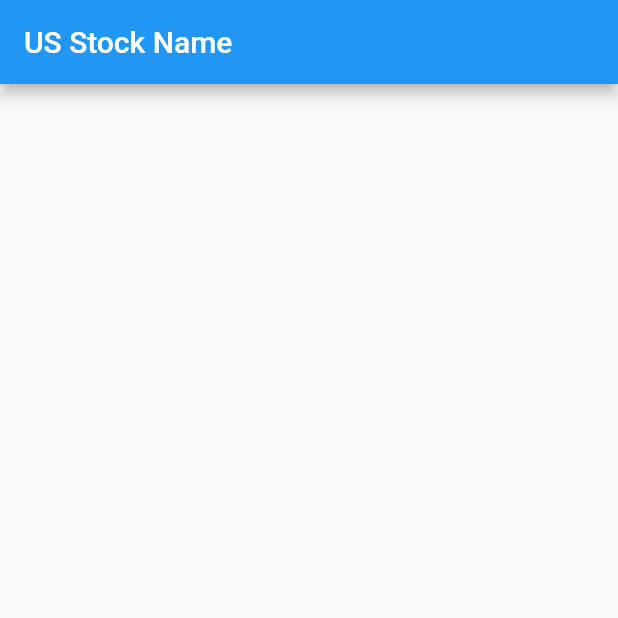
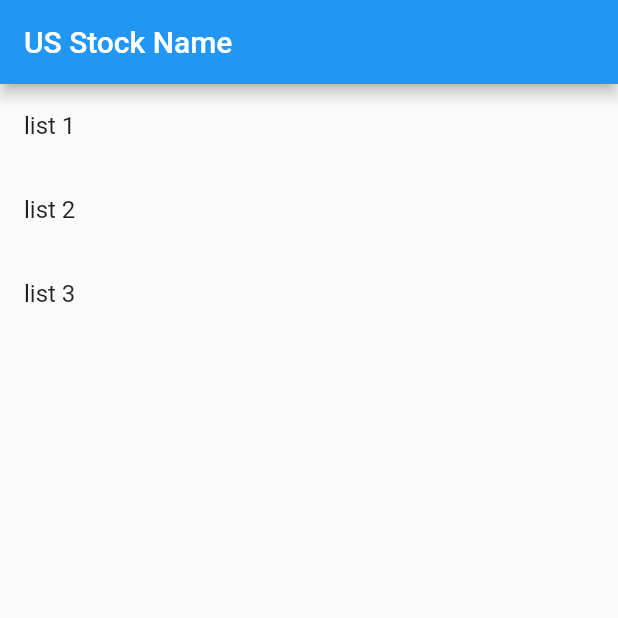
Before and after one commit to arafipro/usstockmemo, a Flutter app: the screen it shows after launch, on a phone screen of 412 x 824 dp, the top half of it. Run offline on Flutter 3.47's test engine with Material 2 defaults, Android fonts, the phone set to English and light mode, and no system bars.

Commit message:
TopPageにListViewを追加

```diff
--- a/lib/views/top_page.dart
+++ b/lib/views/top_page.dart
@@ -7,7 +7,21 @@ class TopPage extends StatelessWidget {
       appBar: AppBar(
         title: Text('US Stock Name'),
       ),
-      body: Container(),
+      body: Container(
+        child: ListView(
+          children: [
+            ListTile(
+              title: Text('list 1'),
+            ),
+            ListTile(
+              title: Text('list 2'),
+            ),
+            ListTile(
+              title: Text('list 3'),
+            ),
+          ]
+        ),
+      ),
     );
   }
 }
```
